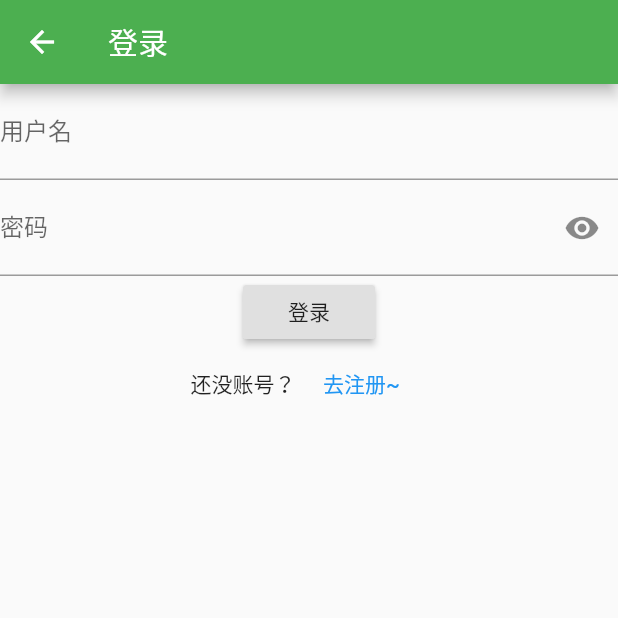
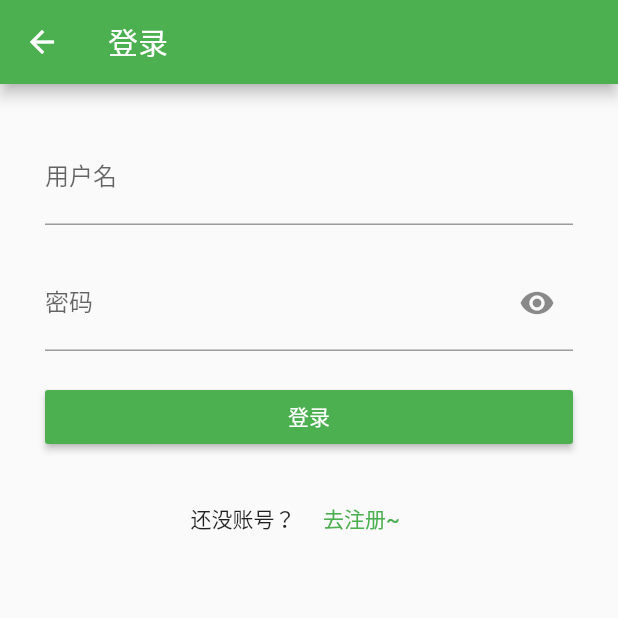
Before and after one commit to Jennyishere/RentApp-flutter, a Flutter app: the LoginPage screen opened directly, after a tap on "登录", on a phone screen of 412 x 824 dp, the top half of it. Run offline on Flutter 3.47's test engine with Material 2 defaults, Android fonts, the phone set to English and light mode, and no system bars; our stand-ins replace fluro; statements that could not run were skipped.

Commit message:
完善登录页面的样式

```diff
--- a/lib/pages/user/login.dart
+++ b/lib/pages/user/login.dart
@@ -14,11 +14,14 @@ class _LoginPageState extends State<LoginPage> {
       appBar: AppBar(
         title: Text('登录'),
       ),
-      body: Column(
+      body: SafeArea(
+        minimum: EdgeInsets.all(30.0),
+              child: ListView(
           children: <Widget>[
             TextField(
               decoration: InputDecoration(labelText: '用户名', hintText: '请输入用户名'),
             ),
+            Padding(padding: EdgeInsets.all(10.0),),
             TextField(
               obscureText: showPassword,
               decoration: InputDecoration(
@@ -31,9 +34,15 @@ class _LoginPageState extends State<LoginPage> {
                 })
                 ),
             ),
-          RaisedButton(child: Text('登录'), onPressed: () {
+           Padding(padding: EdgeInsets.all(10.0),),
+            RaisedButton(
+              child: Text('登录'),
+              color: Colors.green,
+              textColor: Colors.white,
+            onPressed: () {
               print('登录');
             }),
+            Padding(padding: EdgeInsets.all(10.0),),
             Row(
               mainAxisAlignment: MainAxisAlignment.center,
               children: <Widget>[
@@ -43,12 +52,13 @@ class _LoginPageState extends State<LoginPage> {
                     Navigator.pushNamed(context, 'register');
                   },
                   child: Text('去注册~'),
-                textColor: Colors.blue,
+                  textColor: Colors.green,
                 )
               ],
             )
           ],
         ),
+      ),
     );
   }
 }
```
Lines whose indentation alone changed are shown as unchanged.
